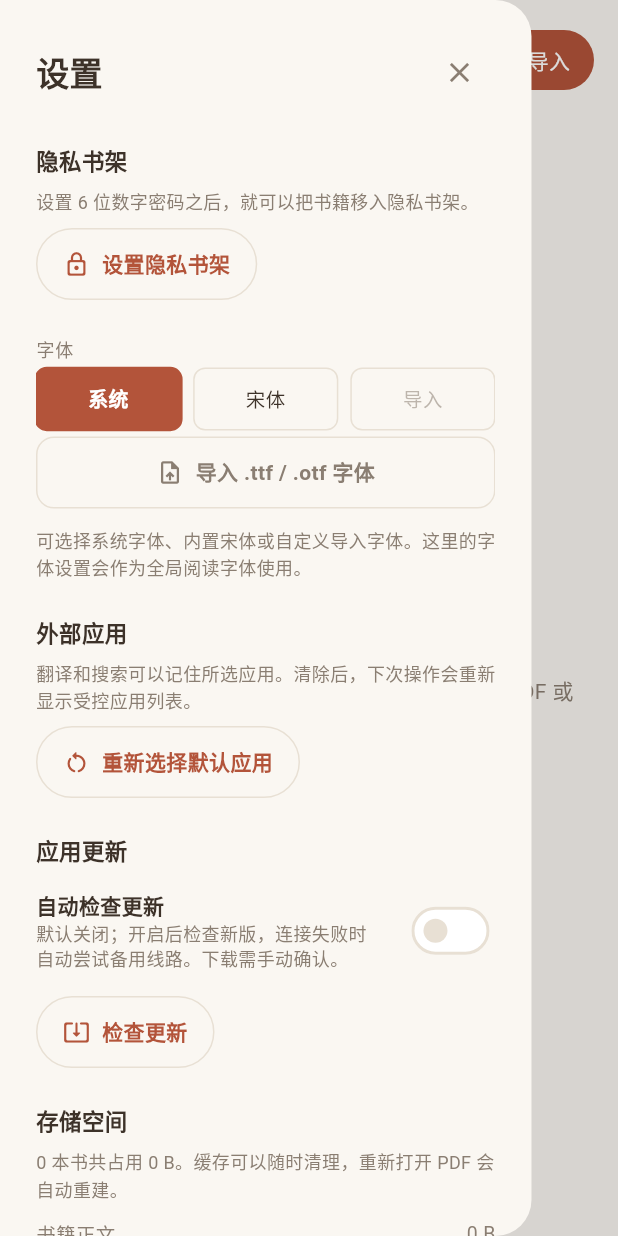
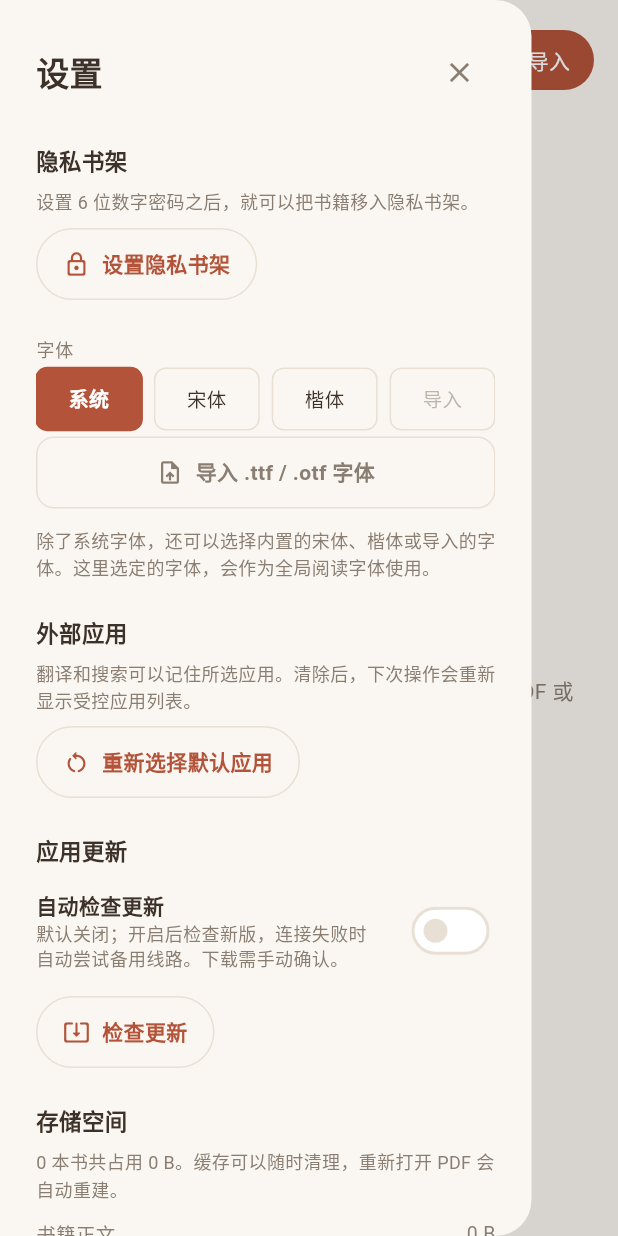
Before and after one commit to BrianHIO-x/ReadVibe, a Flutter app: the screen it shows after launch, after a tap on the "menu" icon, on a phone screen of 412 x 824 dp. Run offline on Flutter 3.47's test engine with Material 3 defaults, Android fonts, the phone set to English and light mode, and no system bars; our stand-ins replace file_picker, package_info_plus, shared_preferences, wakelock_plus; missing offline and left inert: dart3_big5, dart_mobi, fast_gbk.

Commit message:
Bundle AR PL KaitiM GB as a built-in Kaiti font
The font settings gain a 楷体 choice beside 宋体, backed by the unmodified
AR PL KaitiM GB face. It covers every GB2312 character, ASCII and common
Chinese punctuation; anything else falls back to the system font. Like the
bundled Song face it is a single static regular weight, so both share the
same weight mapping.

The Arphic Public License travels with the font: its text, taken from the
font's own name table, is registered on the licence page. The release check
now verifies the Kaiti file byte for byte, and its size budget rises to 64 MB
to make room for the 2.7 MB the font adds to the APK.

```diff
--- a/lib/main.dart
+++ b/lib/main.dart
@@ -1,5 +1,7 @@
 import 'dart:async';
 
+import 'package:flutter/foundation.dart'
+    show LicenseEntry, LicenseEntryWithLineBreaks, LicenseRegistry;
 import 'package:flutter/material.dart';
 import 'package:flutter/services.dart';
 import 'package:flutter_localizations/flutter_localizations.dart';
@@ -20,7 +22,16 @@ void main() {
   SystemChrome.setEnabledSystemUIMode(SystemUiMode.edgeToEdge);
   unawaited(MotionService.start());
   FrameActivityLog.start();
+  LicenseRegistry.addLicense(_bundledFontLicenses);
   runApp(const ReadVibeApp());
+}
+
+/// The Arphic Public License asks for its text to travel with the Kaiti
+/// font, so it is listed beside the package licenses.
+Stream<LicenseEntry> _bundledFontLicenses() async* {
+  yield LicenseEntryWithLineBreaks(const [
+    'AR PL KaitiM GB（文鼎 PL 简中楷）',
+  ], await rootBundle.loadString('assets/licenses/arphic-public-license.txt'));
 }
 
 class ReadVibeApp extends StatelessWidget {
@@ -49,11 +60,13 @@ class ReadVibeApp extends StatelessWidget {
       // also settles Han glyph selection: without them a device set to
       // Japanese or Traditional Chinese can shape shared codepoints with the
       // wrong regional forms.
-      supportedLocales: const [Locale.fromSubtags(
-        languageCode: 'zh',
-        scriptCode: 'Hans',
-        countryCode: 'CN',
-      )],
+      supportedLocales: const [
+        Locale.fromSubtags(
+          languageCode: 'zh',
+          scriptCode: 'Hans',
+          countryCode: 'CN',
+        ),
+      ],
       locale: const Locale.fromSubtags(
         languageCode: 'zh',
         scriptCode: 'Hans',
--- a/lib/models/reader_settings.dart
+++ b/lib/models/reader_settings.dart
@@ -84,6 +84,7 @@ class ReaderSettings {
   static const schemaVersion = 6;
   static const systemFontFamily = 'system';
   static const builtinSerifFamily = 'SourceHanSerifSC';
+  static const builtinKaitiFamily = 'ARPLKaitiMGB';
 
   final double fontSize;
   final double lineHeight;
@@ -119,6 +120,11 @@ class ReaderSettings {
 
   bool get usesBuiltinSerif => fontFamily == builtinSerifFamily;
 
+  bool get usesBuiltinKaiti => fontFamily == builtinKaitiFamily;
+
+  /// Fonts shipped inside the app rather than installed or imported.
+  bool get usesBundledFont => usesBuiltinSerif || usesBuiltinKaiti;
+
   bool get hasImportedFont =>
       importedFontFamily?.trim().isNotEmpty == true &&
       importedFontName?.trim().isNotEmpty == true &&
@@ -130,14 +136,14 @@ class ReaderSettings {
     return fontFamily;
   }
 
-  /// The bundled Song face is a static regular font. Android cannot create a
-  /// genuinely lighter outline from it, so requesting w300 and w400 looked
-  /// identical. Keep the natural face for `light`, move the former bold
-  /// rendering to the user-facing `medium` slot, and reserve a stronger
-  /// synthetic request for `bold`. System and imported fonts retain their
-  /// native weight mapping.
+  /// The bundled Song and Kaiti faces are both static regular fonts. Android
+  /// cannot create a genuinely lighter outline from them, so requesting w300
+  /// and w400 looked identical. Keep the natural face for `light`, move the
+  /// former bold rendering to the user-facing `medium` slot, and reserve a
+  /// stronger synthetic request for `bold`. System and imported fonts retain
+  /// their native weight mapping.
   FontWeight get effectiveFontWeight {
-    if (!usesBuiltinSerif) return fontWeight.value;
+    if (!usesBundledFont) return fontWeight.value;
     return switch (fontWeight) {
       ReaderFontWeight.light => FontWeight.w400,
       ReaderFontWeight.regular => FontWeight.w600,
@@ -147,9 +153,9 @@ class ReaderSettings {
 
   /// A static font face only exposes a binary synthetic-bold result on some
   /// Android renderers. Add one sharp, same-colour overprint for the heaviest
-  /// Song setting so it remains visibly distinct from the new medium slot.
+  /// bundled-font setting so it remains visibly distinct from the medium slot.
   List<Shadow>? effectiveFontShadows(Color color) {
-    if (!usesBuiltinSerif || fontWeight != ReaderFontWeight.bold) return null;
+    if (!usesBundledFont || fontWeight != ReaderFontWeight.bold) return null;
     return [Shadow(color: color, offset: const Offset(0.38, 0))];
   }
 
--- a/lib/services/font_service.dart
+++ b/lib/services/font_service.dart
@@ -19,7 +19,7 @@ class FontService {
   Future<ReaderSettings> ensureImportedFontLoaded(
     ReaderSettings settings,
   ) async {
-    if (settings.usesSystemFont || settings.usesBuiltinSerif) {
+    if (settings.usesSystemFont || settings.usesBundledFont) {
       return settings;
     }
     if (!settings.hasImportedFont) {
--- a/lib/widgets/font_settings_section.dart
+++ b/lib/widgets/font_settings_section.dart
@@ -57,10 +57,22 @@ class FontSettingsSection extends StatelessWidget {
             const SizedBox(width: AppSpacing.sm),
             Expanded(
               child: _FontChoice(
+                label: '楷体',
+                selected: settings.usesBuiltinKaiti,
+                colors: colors,
+                onTap: () => onChange(
+                  settings.copyWith(
+                    fontFamily: ReaderSettings.builtinKaitiFamily,
+                  ),
+                ),
+              ),
+            ),
+            const SizedBox(width: AppSpacing.sm),
+            Expanded(
+              child: _FontChoice(
                 label: '导入',
                 subtitle: importedFontName,
-                selected:
-                    !settings.usesSystemFont && !settings.usesBuiltinSerif,
+                selected: !settings.usesSystemFont && !settings.usesBundledFont,
                 enabled: settings.hasImportedFont,
                 colors: colors,
                 onTap: settings.hasImportedFont
--- a/lib/widgets/global_settings_sheet.dart
+++ b/lib/widgets/global_settings_sheet.dart
@@ -157,7 +157,7 @@ class GlobalSettingsSheet extends StatelessWidget {
                     ),
                     const SizedBox(height: AppSpacing.md),
                     Text(
-                      '可选择系统字体、内置宋体或自定义导入字体。这里的字体设置会作为全局阅读字体使用。',
+                      '除了系统字体，还可以选择内置的宋体、楷体或导入的字体。这里选定的字体，会作为全局阅读字体使用。',
                       style: TextStyle(
                         color: colors.secondary,
                         fontSize: 12,
```
Also changed, not shown: assets/licenses/arphic-public-license.txt (added, +58 -0 lines), pubspec.yaml (+6 -1 lines), 4 other files.
